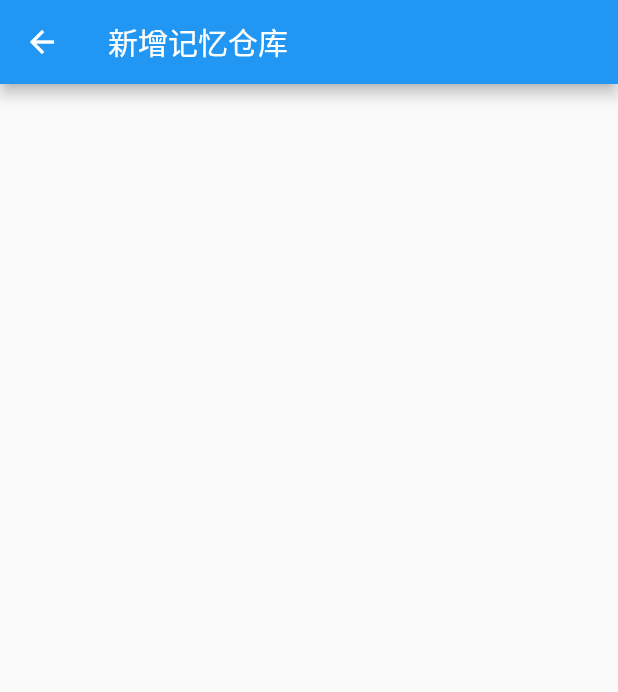
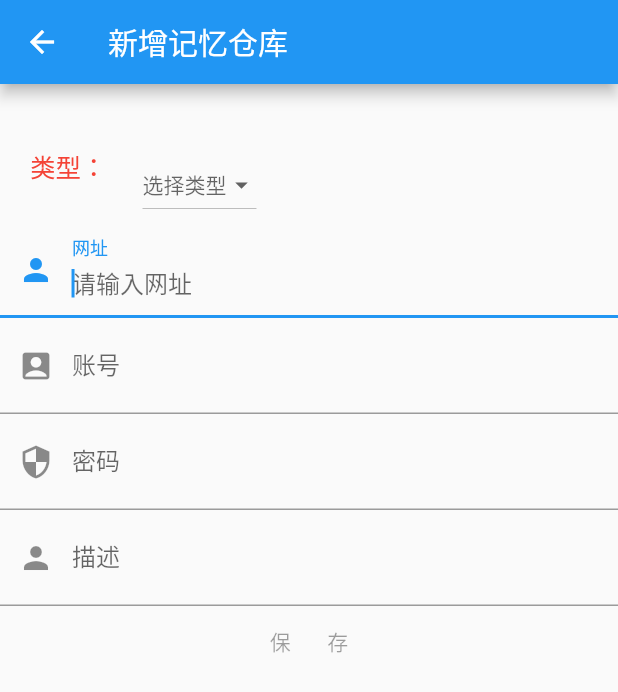
Before and after one commit to thumb0422/memory_project, a Flutter app: the AddPage screen opened directly, on a phone screen of 412 x 824 dp. Shown: the top 692 px of the screen. Run offline on Flutter 3.47's test engine with Material 2 defaults, Android fonts, the phone set to English and light mode, and no system bars; statements that could not run were skipped.

Commit message:
新增 下拉框、新增页面 修改

```diff
--- a/lib/page/addPage.dart
+++ b/lib/page/addPage.dart
@@ -2,21 +2,106 @@
  * 新增 页面
 **/
 import 'package:flutter/material.dart';
+import '../view/myDropDownButton.dart';
 
 class AddPage extends StatelessWidget {
+  var value;
+
   @override
   Widget build(BuildContext context) {
     return Scaffold(
       appBar: AppBar(
         title: Text('新增记忆仓库'),
       ),
-      body: Center(
+      body: Container(
+        padding: const EdgeInsets.only(top: 42.0),
+        alignment: Alignment.centerLeft,
         child: Column(
           children: <Widget>[
-
+            Row(
+              children: <Widget>[
+                Container(
+                  width: 70.0,
+                  height: 50.0,
+                  margin: const EdgeInsets.only(left: 20.0),
+                  child: Text(
+                    '类型：',
+                    style: TextStyle(
+                      color: Colors.red,
+                      fontSize: 17.0,
+                    ),
+                  ),
+                ),
+                Container(
+                  margin: const EdgeInsets.only(left: 5.0, right: 15.0),
+                  height: 48.0,
+                  child: MyDropdownButton(
+                      //TODO:
+                      ),
+                )
+              ],
+            ),
+            Row(
+              children: <Widget>[
+                Flexible(
+                  child: TextField(
+                    autofocus: true,
+                    decoration: InputDecoration(
+                        labelText: "网址",
+                        hintText: "请输入网址",
+                        prefixIcon: Icon(Icons.person)),
+                  ),
+                )
+              ],
+            ),
+            Row(
+              children: <Widget>[
+                Flexible(
+                  child: TextField(
+                    autofocus: true,
+                    decoration: InputDecoration(
+                        labelText: "账号",
+                        hintText: "请输入账号",
+                        prefixIcon: Icon(Icons.account_box)),
+                  ),
+                )
+              ],
+            ),
+            Row(
+              children: <Widget>[
+                Flexible(
+                  child: TextField(
+                    autofocus: true,
+                    decoration: InputDecoration(
+                        labelText: "密码",
+                        hintText: "请输入密码",
+                        prefixIcon: Icon(Icons.security)),
+                  ),
+                )
+              ],
+            ),
+            Row(
+              children: <Widget>[
+                Flexible(
+                  child: TextField(
+                    autofocus: true,
+                    decoration: InputDecoration(
+                        labelText: "描述",
+                        hintText: "请输入描述信息",
+                        prefixIcon: Icon(Icons.person)),
+                  ),
+                )
+              ],
+            ),
+            MaterialButton(
+              onPressed: onSaveClick(),
+              child: Text('保       存'),
+            )
           ],
         ),
       ),
     );
   }
+
+  onSaveClick() {}
 }
--- /dev/null
+++ b/lib/view/myDropDownButton.dart
@@ -0,0 +1,95 @@
+/**
+ * 下拉菜单样式
+ */
+import 'package:flutter/material.dart';
+
+class MyDropdownButton extends StatefulWidget {
+  @override
+  State<StatefulWidget> createState() {
+    return _MyDropdownButton();
+  }
+}
+
+class _MyDropdownButton extends State<MyDropdownButton> {
+  List<DropdownMenuItem> getListData() {
+    List<DropdownMenuItem> items = List();
+    DropdownMenuItem dropdownMenuItem1 = DropdownMenuItem(
+      child: Text('0001'),
+      value: '理财',
+    );
+    items.add(dropdownMenuItem1);
+
+    DropdownMenuItem dropdownMenuItem2 = DropdownMenuItem(
+      child: Text('0002'),
+      value: '社交',
+    );
+    items.add(dropdownMenuItem2);
+
+    DropdownMenuItem dropdownMenuItem3 = DropdownMenuItem(
+      child: Text('0003'),
+      value: '支付',
+    );
+    items.add(dropdownMenuItem3);
+
+    DropdownMenuItem dropdownMenuItem4 = DropdownMenuItem(
+      child: Text('0004'),
+      value: '工作',
+    );
+    items.add(dropdownMenuItem4);
+
+    DropdownMenuItem dropdownMenuItem5 = DropdownMenuItem(
+      child: Text('0005'),
+      value: '邮箱',
+    );
+    items.add(dropdownMenuItem5);
+
+    DropdownMenuItem dropdownMenuItem6 = DropdownMenuItem(
+      child: Text('0006'),
+      value: '购物',
+    );
+    items.add(dropdownMenuItem6);
+
+    DropdownMenuItem dropdownMenuItem7 = DropdownMenuItem(
+      child: Text('0007'),
+      value: '游戏',
+    );
+    items.add(dropdownMenuItem7);
+
+    DropdownMenuItem dropdownMenuItem8 = DropdownMenuItem(
+      child: Text('0008'),
+      value: '其他',
+    );
+    items.add(dropdownMenuItem8);
+
+    return items;
+  }
+
+  var value;
+
+  @override
+  Widget build(BuildContext context) {
+    return Column(
+      children: <Widget>[
+        new Center(
+          child: new DropdownButton(
+            items: getListData(),
+            hint: new Text('选择类型'), //当没有默认值的时候可以设置的提示
+            value: value, //下拉菜单选择完之后显示给用户的值
+            onChanged: (T) {
+              //下拉菜单item点击之后的回调
+              setState(() {
+                value = T;
+              });
+            },
+            elevation: 24, //设置阴影的高度
+            style: new TextStyle(
+              //设置文本框里面文字的样式
+                color: Colors.black),
+//              isDense: false,//减少按钮的高度。默认情况下，此按钮的高度与其菜单项的高度相同。如果isDense为true，则按钮的高度减少约一半。 这个当按钮嵌入添加的容器中时，非常有用
+            iconSize: 20.0, //设置三角标icon的大小
+          ),
+        ),
+      ],
+    );
+  }
+}
```
